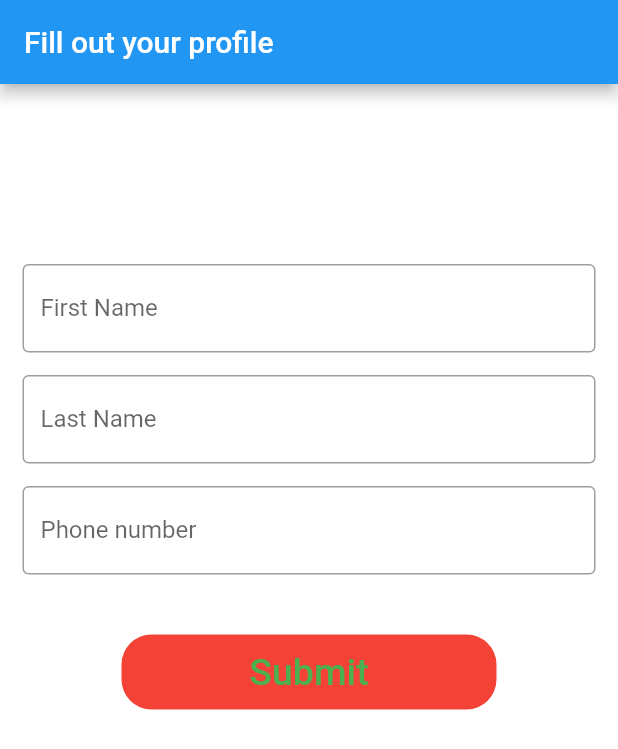
After one commit to walk0858/Software-engineering-project, a Flutter app: the addNewUser screen opened directly, on a phone screen of 412 x 824 dp. The commit adds this screen. Shown: the top 749 px of the screen. Run offline on Flutter 3.47's test engine with Material 2 defaults, Android fonts, the phone set to English and light mode, and no system bars; our stand-ins replace firebase_auth, firebase_core; missing offline and left inert: firebase_analytics_web, firebase_auth_web, firebase_core_web; accounts and stored records are empty.

Commit message:
Added ability for user to fill out profile, not yet linked to database

```diff
--- /dev/null
+++ b/lib/Data/User_Model.dart
@@ -0,0 +1,31 @@
+class UserModel{
+  late String uid;
+  late String firstName;
+  late String lastName;
+  late String phoneNumber;
+  late int qsAnswered;
+  late int qsCorrect;
+
+  UserModel(this.uid, this.firstName, this.lastName, this.phoneNumber, this.qsAnswered, this.qsCorrect);
+
+  void fromJson(Map<dynamic, dynamic> json) {
+    uid = json['uid'] as String;
+    firstName = json['firstName'] as String;
+    lastName = json['lastName'] as String;
+    phoneNumber = json['phoneNumber'] as String;
+    qsAnswered = json['qsAnswered'] as int;
+    qsCorrect = json['qsCorrect'] as int;
+  }
+
+  Map<dynamic, dynamic> toJson() =>
+      <dynamic, dynamic>{
+        'uid': uid,
+        'firstName': firstName,
+        'lastName': lastName,
+        'phoneNumber' : phoneNumber,
+        'qsAnswered': qsAnswered,
+        'qsCorrect': qsCorrect,
+
+      };
+
+}
--- /dev/null
+++ b/lib/Views/add_new_user.dart
@@ -0,0 +1,119 @@
+import 'package:fantastic_five_name_game/Data/User_Model.dart';
+import 'package:firebase_auth/firebase_auth.dart';
+import 'package:flutter/cupertino.dart';
+import 'package:flutter/material.dart';
+
+import 'hub_page.dart';
+
+class add_new_user extends StatelessWidget{
+  @override
+  Widget build(BuildContext context) {
+   return MaterialApp(
+     debugShowCheckedModeBanner: false,
+     home: addNewUser(),
+   );
+  }
+}
+
+class addNewUser extends StatefulWidget{
+  addNewUserState createState() => addNewUserState();
+}
+
+class addNewUserState extends State<addNewUser> {
+  User? user = FirebaseAuth.instance.currentUser;
+  late String uid;
+  final firstNameController = TextEditingController();
+  final lastNameController = TextEditingController();
+  final phoneNumberController = TextEditingController();
+
+
+  @override
+  Widget build(BuildContext context) {
+    uid = user!.uid;
+    return Scaffold(
+      backgroundColor: Colors.white,
+      appBar: AppBar(
+        title: Text("Fill out your profile"),
+        automaticallyImplyLeading: false,
+      ),
+      body: SingleChildScrollView(
+        child: Column(
+          children: <Widget>[
+            Padding(
+              padding: EdgeInsets.symmetric(vertical: 60),
+            ),
+            Padding(
+              //padding: const EdgeInsets.only(left:15.0,right: 15.0,top:0,bottom: 0),
+              padding: EdgeInsets.symmetric(horizontal: 15),
+
+              child: TextField(
+                decoration: InputDecoration(
+                    border: OutlineInputBorder(),
+                    labelText: 'First Name',
+                    hintText: 'Enter your first name'),
+                controller: firstNameController,
+                keyboardType: TextInputType.name,
+              ),
+            ),
+            Padding(
+              padding: const EdgeInsets.only(
+                  left: 15.0, right: 15.0, top: 15, bottom: 0),
+              //padding: EdgeInsets.symmetric(horizontal: 15),
+              child: TextField(
+                decoration: InputDecoration(
+                    border: OutlineInputBorder(),
+                    labelText: 'Last Name',
+                    hintText: 'Enter your last name'),
+                    controller: lastNameController,
+                    keyboardType: TextInputType.name,
+              ),
+            ),
+
+            Padding(
+              padding: const EdgeInsets.only(
+                  left: 15.0, right: 15.0, top: 15, bottom: 0),
+              //padding: EdgeInsets.symmetric(horizontal: 15),
+              child: TextField(
+
+                decoration: InputDecoration(
+                    border: OutlineInputBorder(),
+                    labelText: 'Phone number',
+                    hintText: 'Please enter your phone number'),
+                controller: phoneNumberController,
+                keyboardType: TextInputType.phone,
+              ),
+            ),
+            Padding(
+                padding: EdgeInsets.symmetric(vertical: 20)
+            ),
+
+
+            Container(
+              height: 50,
+              width: 250,
+              decoration: BoxDecoration(
+                  color: Colors.red, borderRadius: BorderRadius.circular(20)),
+              child: TextButton(
+                onPressed: (){
+                  UserModel(uid, firstNameController.text, lastNameController.text,
+                  phoneNumberController.text, 0, 0);
+
+
+                  Navigator.of(context).push(MaterialPageRoute(builder: (BuildContext context) {
+                    return Hub();
+                  }));
+                },
+                child: Text(
+                  'Submit',
+                  style: TextStyle(color: Colors.green, fontSize: 25),
+                ),
+              ),
+
+            ),
+
+          ],
+        ),
+      ),
+    );
+  }
+}
--- a/lib/Views/hub_page.dart
+++ b/lib/Views/hub_page.dart
@@ -1,3 +1,4 @@
+import 'package:fantastic_five_name_game/main.dart';
 import 'package:firebase_auth/firebase_auth.dart';
 import 'package:flutter/cupertino.dart';
 import 'package:flutter/material.dart';
@@ -67,7 +68,7 @@ class _HubState extends State<Hub> {
 
   void Logout(){
     FirebaseAuth.instance.signOut();
-    Navigator.pop(context);
+    Navigator.popUntil(context, ModalRoute.withName('/'));
   }
 
 }
--- a/lib/Views/newAccount_page.dart
+++ b/lib/Views/newAccount_page.dart
@@ -1,9 +1,10 @@
 // ignore_for_file: prefer_const_constructors
 
+import 'package:fantastic_five_name_game/Views/add_new_user.dart';
 import 'package:firebase_auth/firebase_auth.dart';
 import 'package:flutter/cupertino.dart';
 import 'package:flutter/material.dart';
-import 'hub_page.dart';
+
 
 
 
@@ -141,7 +142,7 @@ class createNewUserState extends State<createNewUser>{
                   }
                   if(success){
                     Navigator.of(context).push(MaterialPageRoute(builder: (BuildContext context) {
-                      return Hub();
+                      return addNewUser();
                     }));
                   }
                 },
```
